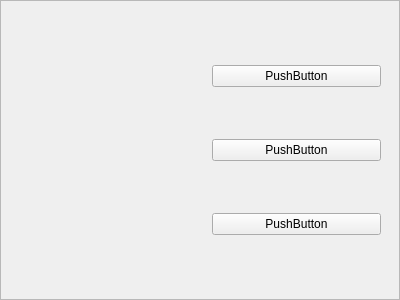
First picture: the form in fingerboard.ui, repository breaveSun/central_control, before the edit.
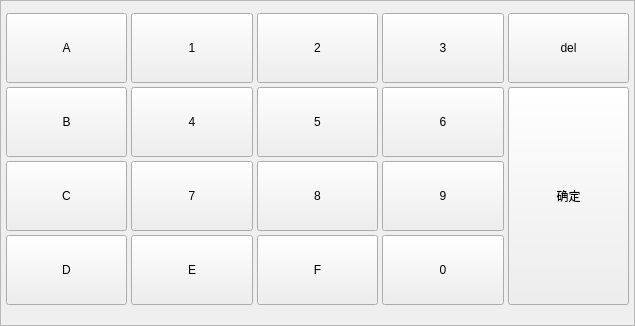
Second picture: the form after the edit.

Diff of the .ui file:
```diff
--- a/fingerboard.ui
+++ b/fingerboard.ui
@@ -6,12 +6,12 @@
    <rect>
     <x>0</x>
     <y>0</y>
-    <width>400</width>
-    <height>300</height>
+    <width>635</width>
+    <height>326</height>
    </rect>
   </property>
   <property name="sizePolicy">
-   <sizepolicy hsizetype="Expanding" vsizetype="Fixed">
+   <sizepolicy hsizetype="Expanding" vsizetype="Maximum">
     <horstretch>0</horstretch>
     <verstretch>0</verstretch>
    </sizepolicy>
@@ -38,7 +38,7 @@
    <item>
     <widget class="QFrame" name="frame">
      <property name="sizePolicy">
-      <sizepolicy hsizetype="Expanding" vsizetype="Expanding">
+      <sizepolicy hsizetype="Expanding" vsizetype="Maximum">
        <horstretch>0</horstretch>
        <verstretch>0</verstretch>
       </sizepolicy>
@@ -49,31 +49,616 @@
      <property name="frameShadow">
       <enum>QFrame::Raised</enum>
      </property>
-     <layout class="QHBoxLayout" name="horizontalLayout">
-      <item>
-       <widget class="QWidget" name="widget" native="true"/>
-      </item>
+     <layout class="QVBoxLayout" name="verticalLayout_4">
+      <property name="spacing">
+       <number>0</number>
+      </property>
+      <property name="leftMargin">
+       <number>0</number>
+      </property>
+      <property name="topMargin">
+       <number>0</number>
+      </property>
+      <property name="rightMargin">
+       <number>0</number>
+      </property>
+      <property name="bottomMargin">
+       <number>0</number>
+      </property>
       <item>
        <widget class="QWidget" name="widget_2" native="true">
-        <layout class="QVBoxLayout" name="verticalLayout_2">
+        <property name="sizePolicy">
+         <sizepolicy hsizetype="Expanding" vsizetype="Maximum">
+          <horstretch>0</horstretch>
+          <verstretch>0</verstretch>
+         </sizepolicy>
+        </property>
+        <layout class="QHBoxLayout" name="horizontalLayout">
+         <property name="spacing">
+          <number>4</number>
+         </property>
+         <property name="leftMargin">
+          <number>5</number>
+         </property>
+         <property name="topMargin">
+          <number>12</number>
+         </property>
+         <property name="rightMargin">
+          <number>5</number>
+         </property>
+         <property name="bottomMargin">
+          <number>0</number>
+         </property>
          <item>
-          <widget class="QPushButton" name="pushButton_3">
+          <widget class="QPushButton" name="btnA">
+           <property name="sizePolicy">
+            <sizepolicy hsizetype="Expanding" vsizetype="Expanding">
+             <horstretch>0</horstretch>
+             <verstretch>0</verstretch>
+            </sizepolicy>
+           </property>
+           <property name="minimumSize">
+            <size>
+             <width>0</width>
+             <height>70</height>
+            </size>
+           </property>
+           <property name="maximumSize">
+            <size>
+             <width>16777215</width>
+             <height>70</height>
+            </size>
+           </property>
            <property name="text">
-            <string>PushButton</string>
+            <string>A</string>
            </property>
           </widget>
          </item>
          <item>
-          <widget class="QPushButton" name="pushButton">
+          <widget class="QPushButton" name="btn1">
+           <property name="sizePolicy">
+            <sizepolicy hsizetype="Expanding" vsizetype="Fixed">
+             <horstretch>0</horstretch>
+             <verstretch>0</verstretch>
+            </sizepolicy>
+           </property>
+           <property name="minimumSize">
+            <size>
+             <width>0</width>
+             <height>70</height>
+            </size>
+           </property>
+           <property name="maximumSize">
+            <size>
+             <width>16777215</width>
+             <height>70</height>
+            </size>
+           </property>
            <property name="text">
-            <string>PushButton</string>
+            <string>1</string>
            </property>
           </widget>
          </item>
          <item>
-          <widget class="QPushButton" name="pushButton_2">
+          <widget class="QPushButton" name="btn2">
+           <property name="sizePolicy">
+            <sizepolicy hsizetype="Expanding" vsizetype="Expanding">
+             <horstretch>0</horstretch>
+             <verstretch>0</verstretch>
+            </sizepolicy>
+           </property>
+           <property name="minimumSize">
+            <size>
+             <width>0</width>
+             <height>70</height>
+            </size>
+           </property>
+           <property name="maximumSize">
+            <size>
+             <width>16777215</width>
+             <height>70</height>
+            </size>
+           </property>
            <property name="text">
-            <string>PushButton</string>
+            <string>2</string>
+           </property>
+          </widget>
+         </item>
+         <item>
+          <widget class="QPushButton" name="btn3">
+           <property name="sizePolicy">
+            <sizepolicy hsizetype="Expanding" vsizetype="Fixed">
+             <horstretch>0</horstretch>
+             <verstretch>0</verstretch>
+            </sizepolicy>
+           </property>
+           <property name="minimumSize">
+            <size>
+             <width>0</width>
+             <height>70</height>
+            </size>
+           </property>
+           <property name="maximumSize">
+            <size>
+             <width>16777215</width>
+             <height>70</height>
+            </size>
+           </property>
+           <property name="text">
+            <string>3</string>
+           </property>
+          </widget>
+         </item>
+         <item>
+          <widget class="QPushButton" name="btnDel">
+           <property name="sizePolicy">
+            <sizepolicy hsizetype="Expanding" vsizetype="Expanding">
+             <horstretch>0</horstretch>
+             <verstretch>0</verstretch>
+            </sizepolicy>
+           </property>
+           <property name="minimumSize">
+            <size>
+             <width>0</width>
+             <height>70</height>
+            </size>
+           </property>
+           <property name="maximumSize">
+            <size>
+             <width>16777215</width>
+             <height>70</height>
+            </size>
+           </property>
+           <property name="text">
+            <string>del</string>
+           </property>
+          </widget>
+         </item>
+        </layout>
+       </widget>
+      </item>
+      <item>
+       <widget class="QWidget" name="widget" native="true">
+        <property name="sizePolicy">
+         <sizepolicy hsizetype="Expanding" vsizetype="Maximum">
+          <horstretch>0</horstretch>
+          <verstretch>0</verstretch>
+         </sizepolicy>
+        </property>
+        <layout class="QHBoxLayout" name="horizontalLayout_2">
+         <property name="spacing">
+          <number>4</number>
+         </property>
+         <property name="leftMargin">
+          <number>5</number>
+         </property>
+         <property name="topMargin">
+          <number>4</number>
+         </property>
+         <property name="rightMargin">
+          <number>5</number>
+         </property>
+         <property name="bottomMargin">
+          <number>20</number>
+         </property>
+         <item>
+          <widget class="QWidget" name="widget_3" native="true">
+           <property name="sizePolicy">
+            <sizepolicy hsizetype="Expanding" vsizetype="Maximum">
+             <horstretch>0</horstretch>
+             <verstretch>0</verstretch>
+            </sizepolicy>
+           </property>
+           <layout class="QVBoxLayout" name="verticalLayout_2">
+            <property name="spacing">
+             <number>4</number>
+            </property>
+            <property name="leftMargin">
+             <number>0</number>
+            </property>
+            <property name="topMargin">
+             <number>0</number>
+            </property>
+            <property name="rightMargin">
+             <number>0</number>
+            </property>
+            <property name="bottomMargin">
+             <number>0</number>
+            </property>
+            <item>
+             <widget class="QPushButton" name="btnB">
+              <property name="sizePolicy">
+               <sizepolicy hsizetype="Expanding" vsizetype="Fixed">
+                <horstretch>0</horstretch>
+                <verstretch>0</verstretch>
+               </sizepolicy>
+              </property>
+              <property name="minimumSize">
+               <size>
+                <width>0</width>
+                <height>70</height>
+               </size>
+              </property>
+              <property name="maximumSize">
+               <size>
+                <width>16777215</width>
+                <height>70</height>
+               </size>
+              </property>
+              <property name="text">
+               <string>B</string>
+              </property>
+             </widget>
+            </item>
+            <item>
+             <widget class="QPushButton" name="btnC">
+              <property name="sizePolicy">
+               <sizepolicy hsizetype="Expanding" vsizetype="Expanding">
+                <horstretch>0</horstretch>
+                <verstretch>0</verstretch>
+               </sizepolicy>
+              </property>
+              <property name="minimumSize">
+               <size>
+                <width>0</width>
+                <height>70</height>
+               </size>
+              </property>
+              <property name="maximumSize">
+               <size>
+                <width>16777215</width>
+                <height>70</height>
+               </size>
+              </property>
+              <property name="text">
+               <string>C</string>
+              </property>
+             </widget>
+            </item>
+            <item>
+             <widget class="QPushButton" name="btnD">
+              <property name="sizePolicy">
+               <sizepolicy hsizetype="Expanding" vsizetype="Expanding">
+                <horstretch>0</horstretch>
+                <verstretch>0</verstretch>
+               </sizepolicy>
+              </property>
+              <property name="minimumSize">
+               <size>
+                <width>0</width>
+                <height>70</height>
+               </size>
+              </property>
+              <property name="maximumSize">
+               <size>
+                <width>16777215</width>
+                <height>70</height>
+               </size>
+              </property>
+              <property name="text">
+               <string>D</string>
+              </property>
+             </widget>
+            </item>
+           </layout>
+          </widget>
+         </item>
+         <item>
+          <widget class="QWidget" name="widget_4" native="true">
+           <property name="sizePolicy">
+            <sizepolicy hsizetype="Expanding" vsizetype="Maximum">
+             <horstretch>0</horstretch>
+             <verstretch>0</verstretch>
+            </sizepolicy>
+           </property>
+           <layout class="QVBoxLayout" name="verticalLayout_3">
+            <property name="spacing">
+             <number>4</number>
+            </property>
+            <property name="leftMargin">
+             <number>0</number>
+            </property>
+            <property name="topMargin">
+             <number>0</number>
+            </property>
+            <property name="rightMargin">
+             <number>0</number>
+            </property>
+            <property name="bottomMargin">
+             <number>0</number>
+            </property>
+            <item>
+             <widget class="QPushButton" name="btn4">
+              <property name="sizePolicy">
+               <sizepolicy hsizetype="Expanding" vsizetype="Expanding">
+                <horstretch>0</horstretch>
+                <verstretch>0</verstretch>
+               </sizepolicy>
+              </property>
+              <property name="minimumSize">
+               <size>
+                <width>0</width>
+                <height>70</height>
+               </size>
+              </property>
+              <property name="maximumSize">
+               <size>
+                <width>16777215</width>
+                <height>70</height>
+               </size>
+              </property>
+              <property name="text">
+               <string>4</string>
+              </property>
+             </widget>
+            </item>
+            <item>
+             <widget class="QPushButton" name="btn7">
+              <property name="sizePolicy">
+               <sizepolicy hsizetype="Expanding" vsizetype="Expanding">
+                <horstretch>0</horstretch>
+                <verstretch>0</verstretch>
+               </sizepolicy>
+              </property>
+              <property name="minimumSize">
+               <size>
+                <width>0</width>
+                <height>70</height>
+               </size>
+              </property>
+              <property name="maximumSize">
+               <size>
+                <width>16777215</width>
+                <height>70</height>
+               </size>
+              </property>
+              <property name="text">
+               <string>7</string>
+              </property>
+             </widget>
+            </item>
+            <item>
+             <widget class="QPushButton" name="btnE">
+              <property name="sizePolicy">
+               <sizepolicy hsizetype="Expanding" vsizetype="Expanding">
+                <horstretch>0</horstretch>
+                <verstretch>0</verstretch>
+               </sizepolicy>
+              </property>
+              <property name="minimumSize">
+               <size>
+                <width>0</width>
+                <height>70</height>
+               </size>
+              </property>
+              <property name="maximumSize">
+               <size>
+                <width>16777215</width>
+                <height>70</height>
+               </size>
+              </property>
+              <property name="text">
+               <string>E</string>
+              </property>
+             </widget>
+            </item>
+           </layout>
+          </widget>
+         </item>
+         <item>
+          <widget class="QWidget" name="widget_5" native="true">
+           <property name="sizePolicy">
+            <sizepolicy hsizetype="Expanding" vsizetype="Maximum">
+             <horstretch>0</horstretch>
+             <verstretch>0</verstretch>
+            </sizepolicy>
+           </property>
+           <layout class="QVBoxLayout" name="verticalLayout_5">
+            <property name="spacing">
+             <number>4</number>
+            </property>
+            <property name="leftMargin">
+             <number>0</number>
+            </property>
+            <property name="topMargin">
+             <number>0</number>
+            </property>
+            <property name="rightMargin">
+             <number>0</number>
+            </property>
+            <property name="bottomMargin">
+             <number>0</number>
+            </property>
+            <item>
+             <widget class="QPushButton" name="btn5">
+              <property name="sizePolicy">
+               <sizepolicy hsizetype="Expanding" vsizetype="Expanding">
+                <horstretch>0</horstretch>
+                <verstretch>0</verstretch>
+               </sizepolicy>
+              </property>
+              <property name="minimumSize">
+               <size>
+                <width>0</width>
+                <height>70</height>
+               </size>
+              </property>
+              <property name="maximumSize">
+               <size>
+                <width>16777215</width>
+                <height>70</height>
+               </size>
+              </property>
+              <property name="text">
+               <string>5</string>
+              </property>
+             </widget>
+            </item>
+            <item>
+             <widget class="QPushButton" name="btn8">
+              <property name="sizePolicy">
+               <sizepolicy hsizetype="Expanding" vsizetype="Expanding">
+                <horstretch>0</horstretch>
+                <verstretch>0</verstretch>
+               </sizepolicy>
+              </property>
+              <property name="minimumSize">
+               <size>
+                <width>0</width>
+                <height>70</height>
+               </size>
+              </property>
+              <property name="maximumSize">
+               <size>
+                <width>16777215</width>
+                <height>70</height>
+               </size>
+              </property>
+              <property name="text">
+               <string>8</string>
+              </property>
+             </widget>
+            </item>
+            <item>
+             <widget class="QPushButton" name="btnF">
+              <property name="sizePolicy">
+               <sizepolicy hsizetype="Expanding" vsizetype="Expanding">
+                <horstretch>0</horstretch>
+                <verstretch>0</verstretch>
+               </sizepolicy>
+              </property>
+              <property name="minimumSize">
+               <size>
+                <width>0</width>
+                <height>70</height>
+               </size>
+              </property>
+              <property name="maximumSize">
+               <size>
+                <width>16777215</width>
+                <height>70</height>
+               </size>
+              </property>
+              <property name="text">
+               <string>F</string>
+              </property>
+             </widget>
+            </item>
+           </layout>
+          </widget>
+         </item>
+         <item>
+          <widget class="QWidget" name="widget_6" native="true">
+           <property name="sizePolicy">
+            <sizepolicy hsizetype="Expanding" vsizetype="Maximum">
+             <horstretch>0</horstretch>
+             <verstretch>0</verstretch>
+            </sizepolicy>
+           </property>
+           <layout class="QVBoxLayout" name="verticalLayout_6">
+            <property name="spacing">
+             <number>4</number>
+            </property>
+            <property name="leftMargin">
+             <number>0</number>
+            </property>
+            <property name="topMargin">
+             <number>0</number>
+            </property>
+            <property name="rightMargin">
+             <number>0</number>
+            </property>
+            <property name="bottomMargin">
+             <number>0</number>
+            </property>
+            <item>
+             <widget class="QPushButton" name="btn6">
+              <property name="sizePolicy">
+               <sizepolicy hsizetype="Expanding" vsizetype="Fixed">
+                <horstretch>0</horstretch>
+                <verstretch>0</verstretch>
+               </sizepolicy>
+              </property>
+              <property name="minimumSize">
+               <size>
+                <width>0</width>
+                <height>70</height>
+               </size>
+              </property>
+              <property name="maximumSize">
+               <size>
+                <width>16777215</width>
+                <height>70</height>
+               </size>
+              </property>
+              <property name="text">
+               <string>6</string>
+              </property>
+             </widget>
+            </item>
+            <item>
+             <widget class="QPushButton" name="btn9">
+              <property name="sizePolicy">
+               <sizepolicy hsizetype="Expanding" vsizetype="Fixed">
+                <horstretch>0</horstretch>
+                <verstretch>0</verstretch>
+               </sizepolicy>
+              </property>
+              <property name="minimumSize">
+               <size>
+                <width>0</width>
+                <height>70</height>
+               </size>
+              </property>
+              <property name="maximumSize">
+               <size>
+                <width>16777215</width>
+                <height>70</height>
+               </size>
+              </property>
+              <property name="text">
+               <string>9</string>
+              </property>
+             </widget>
+            </item>
+            <item>
+             <widget class="QPushButton" name="btn0">
+              <property name="sizePolicy">
+               <sizepolicy hsizetype="Expanding" vsizetype="Expanding">
+                <horstretch>0</horstretch>
+                <verstretch>0</verstretch>
+               </sizepolicy>
+              </property>
+              <property name="minimumSize">
+               <size>
+                <width>0</width>
+                <height>70</height>
+               </size>
+              </property>
+              <property name="maximumSize">
+               <size>
+                <width>16777215</width>
+                <height>70</height>
+               </size>
+              </property>
+              <property name="text">
+               <string>0</string>
+              </property>
+             </widget>
+            </item>
+           </layout>
+          </widget>
+         </item>
+         <item>
+          <widget class="QPushButton" name="btnDefine">
+           <property name="sizePolicy">
+            <sizepolicy hsizetype="Expanding" vsizetype="Expanding">
+             <horstretch>0</horstretch>
+             <verstretch>0</verstretch>
+            </sizepolicy>
+           </property>
+           <property name="text">
+            <string>确定</string>
            </property>
           </widget>
          </item>
```
